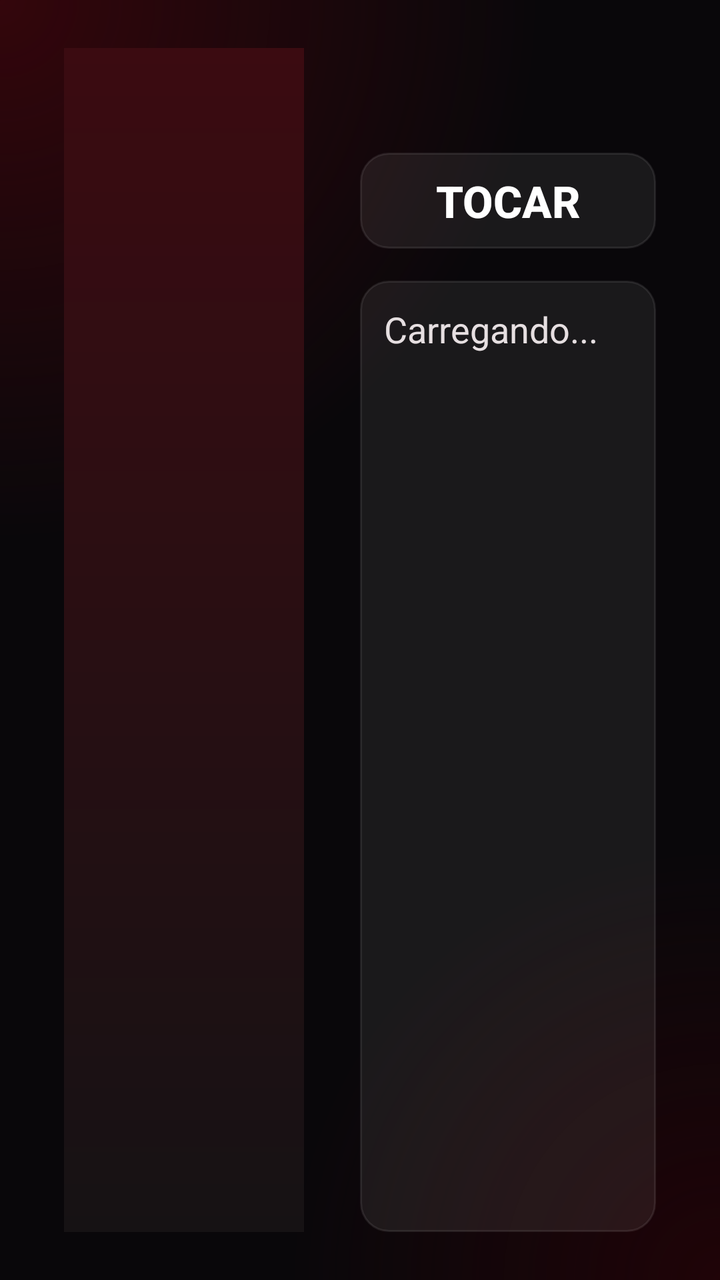
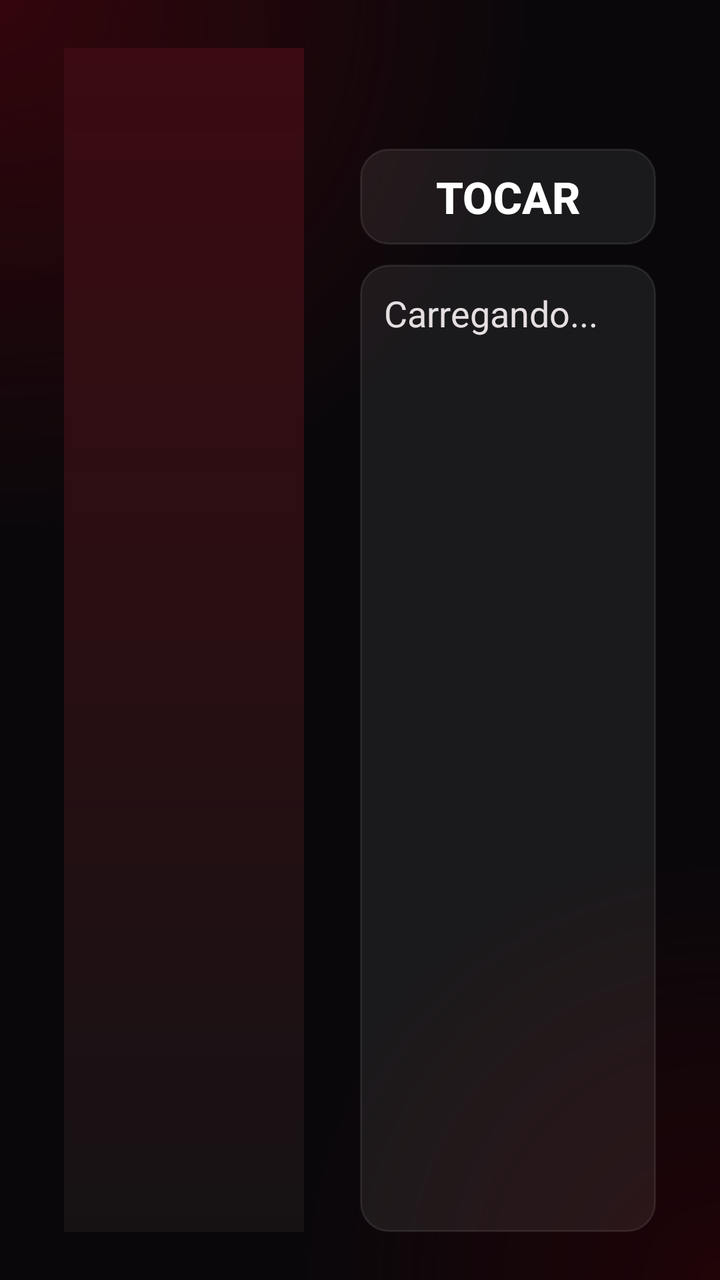

An Android layout rendered at two revisions. The XML below is the earlier revision; the diff shows what the commit changed to produce the second picture.
<!-- AndroidManifest.xml: application theme AppTheme -->
<!-- res/layout/activity_movie.xml -->
<?xml version="1.0" encoding="utf-8"?>
<LinearLayout xmlns:android="http://schemas.android.com/apk/res/android"
    android:layout_width="match_parent"
    android:layout_height="match_parent"
    android:background="@drawable/bg_gradient"
    android:orientation="horizontal"
    android:paddingStart="32dp"
    android:paddingTop="24dp"
    android:paddingEnd="32dp"
    android:paddingBottom="24dp">

    <ImageView
        android:id="@+id/iv_cover"
        android:layout_width="wrap_content"
        android:layout_height="match_parent"
        android:adjustViewBounds="true"
        android:background="@drawable/bg_poster"
        android:contentDescription="Capa"
        android:maxWidth="340dp"
        android:minWidth="120dp"
        android:scaleType="fitCenter" />

    <LinearLayout
        android:layout_width="0dp"
        android:layout_height="match_parent"
        android:layout_marginStart="28dp"
        android:layout_weight="1"
        android:orientation="vertical">

        <TextView
            android:id="@+id/tv_title"
            android:layout_width="match_parent"
            android:layout_height="wrap_content"
            android:ellipsize="end"
            android:maxLines="2"
            android:textColor="#FF2A3D"
            android:textSize="30sp"
            android:textStyle="bold" />

        <TextView
            android:id="@+id/tv_meta"
            android:layout_width="match_parent"
            android:layout_height="wrap_content"
            android:layout_marginTop="8dp"
            android:ellipsize="end"
            android:maxLines="2"
            android:textColor="#A99FA3"
            android:textSize="18sp"
            android:visibility="gone" />

        <Button
            android:id="@+id/btn_continue"
            android:layout_width="wrap_content"
            android:layout_height="wrap_content"
            android:layout_marginTop="16dp"
            android:background="@drawable/bg_button"
            android:focusable="true"
            android:minWidth="200dp"
            android:paddingStart="28dp"
            android:paddingEnd="28dp"
            android:text="Continuar de onde parei"
            android:textColor="#FFFFFF"
            android:textSize="22sp"
            android:textStyle="bold"
            android:visibility="gone" />

        <Button
            android:id="@+id/btn_play"
            android:layout_width="wrap_content"
            android:layout_height="wrap_content"
            android:layout_marginTop="12dp"
            android:background="@drawable/bg_button"
            android:focusable="true"
            android:minWidth="200dp"
            android:paddingStart="28dp"
            android:paddingEnd="28dp"
            android:text="Tocar"
            android:textColor="#FFFFFF"
            android:textSize="22sp"
            android:textStyle="bold" />

        <ScrollView
            android:id="@+id/sv_plot"
            android:layout_width="match_parent"
            android:layout_height="0dp"
            android:layout_marginTop="16dp"
            android:layout_weight="1"
            android:background="@drawable/bg_button"
            android:focusable="true"
            android:padding="12dp"
            android:scrollbars="none">

            <TextView
                android:id="@+id/tv_plot"
                android:layout_width="match_parent"
                android:layout_height="wrap_content"
                android:lineSpacingExtra="4dp"
                android:text="Carregando..."
                android:textColor="#E6DFE1"
                android:textSize="18sp" />
        </ScrollView>
    </LinearLayout>

</LinearLayout>
<!-- resources referenced by this layout -->
<resources>
  <!-- drawable bg_button: vector/xml drawable (drawable, 2109 chars, omitted) -->
  <!-- drawable bg_gradient (drawable) -->
  <?xml version="1.0" encoding="utf-8"?>
  <layer-list xmlns:android="http://schemas.android.com/apk/res/android">
      <item>
          <shape android:shape="rectangle">
              <solid android:color="#09070A" />
          </shape>
      </item>
      <item>
          <shape android:shape="rectangle">
              <gradient android:type="radial" android:centerX="0.0" android:centerY="0.0"
                  android:gradientRadius="75%p" android:startColor="#33050B" android:endColor="#0033050B" />
          </shape>
      </item>
      <item>
          <shape android:shape="rectangle">
              <gradient android:type="radial" android:centerX="1.0" android:centerY="1.0"
                  android:gradientRadius="60%p" android:startColor="#1F0307" android:endColor="#001F0307" />
          </shape>
      </item>
  </layer-list>
  <!-- drawable bg_poster (drawable) -->
  <?xml version="1.0" encoding="utf-8"?>
  <shape xmlns:android="http://schemas.android.com/apk/res/android" android:shape="rectangle">
      <gradient android:type="linear" android:angle="270" android:startColor="#3B0B11" android:endColor="#161214" />
  </shape>
  <style name="AppTheme" parent="android:Theme.Material.NoActionBar">
          <item name="android:windowBackground">#09070A</item>
      </style>
</resources>

<!-- the commit's change to res/layout/activity_movie.xml (unified diff, before → after) -->
@@ -4,10 +4,10 @@
     android:layout_height="match_parent"
     android:background="@drawable/bg_gradient"
     android:orientation="horizontal"
-    android:paddingStart="32dp"
-    android:paddingTop="24dp"
-    android:paddingEnd="32dp"
-    android:paddingBottom="24dp">
+    android:paddingStart="@dimen/screen_pad_h_lg"
+    android:paddingTop="@dimen/movie_pad_v"
+    android:paddingEnd="@dimen/screen_pad_h_lg"
+    android:paddingBottom="@dimen/movie_pad_v">
 
     <ImageView
         android:id="@+id/iv_cover"
@@ -16,14 +16,14 @@
         android:adjustViewBounds="true"
         android:background="@drawable/bg_poster"
         android:contentDescription="Capa"
-        android:maxWidth="340dp"
+        android:maxWidth="@dimen/movie_cover_max_w"
         android:minWidth="120dp"
         android:scaleType="fitCenter" />
 
     <LinearLayout
         android:layout_width="0dp"
         android:layout_height="match_parent"
-        android:layout_marginStart="28dp"
+        android:layout_marginStart="@dimen/movie_gap"
         android:layout_weight="1"
         android:orientation="vertical">
 
@@ -34,7 +34,7 @@
             android:ellipsize="end"
             android:maxLines="2"
             android:textColor="#FF2A3D"
-            android:textSize="30sp"
+            android:textSize="@dimen/title_text"
             android:textStyle="bold" />
 
         <TextView
@@ -45,22 +45,23 @@
             android:ellipsize="end"
             android:maxLines="2"
             android:textColor="#A99FA3"
-            android:textSize="18sp"
+            android:textSize="@dimen/movie_body_text"
             android:visibility="gone" />
 
         <Button
             android:id="@+id/btn_continue"
             android:layout_width="wrap_content"
             android:layout_height="wrap_content"
-            android:layout_marginTop="16dp"
+            android:layout_marginTop="@dimen/btn_mt"
             android:background="@drawable/bg_button"
             android:focusable="true"
+            android:minHeight="@dimen/btn_min_h"
             android:minWidth="200dp"
-            android:paddingStart="28dp"
-            android:paddingEnd="28dp"
+            android:paddingStart="@dimen/btn_pad_h"
+            android:paddingEnd="@dimen/btn_pad_h"
             android:text="Continuar de onde parei"
             android:textColor="#FFFFFF"
-            android:textSize="22sp"
+            android:textSize="@dimen/movie_btn_text"
             android:textStyle="bold"
             android:visibility="gone" />
 
@@ -68,22 +69,24 @@
             android:id="@+id/btn_play"
             android:layout_width="wrap_content"
             android:layout_height="wrap_content"
-            android:layout_marginTop="12dp"
+            android:layout_marginTop="@dimen/btn_mt"
             android:background="@drawable/bg_button"
             android:focusable="true"
+            android:minHeight="@dimen/btn_min_h"
             android:minWidth="200dp"
-            android:paddingStart="28dp"
-            android:paddingEnd="28dp"
+            android:paddingStart="@dimen/btn_pad_h"
+            android:paddingEnd="@dimen/btn_pad_h"
             android:text="Tocar"
             android:textColor="#FFFFFF"
-            android:textSize="22sp"
+            android:textSize="@dimen/movie_btn_text"
             android:textStyle="bold" />
 
         <ScrollView
             android:id="@+id/sv_plot"
             android:layout_width="match_parent"
             android:layout_height="0dp"
-            android:layout_marginTop="16dp"
+            android:layout_marginTop="@dimen/btn_mt"
+            android:minHeight="56dp"
             android:layout_weight="1"
             android:background="@drawable/bg_button"
             android:focusable="true"
@@ -97,7 +100,7 @@
                 android:lineSpacingExtra="4dp"
                 android:text="Carregando..."
                 android:textColor="#E6DFE1"
-                android:textSize="18sp" />
+                android:textSize="@dimen/movie_body_text" />
         </ScrollView>
     </LinearLayout>
 
<!-- resource entries referenced after the edit -->
@@ -1,5 +1,15 @@
 <!-- resources referenced by this layout -->
 <resources>
+  <dimen name="btn_min_h">38dp</dimen>
+  <dimen name="btn_mt">4dp</dimen>
+  <dimen name="btn_pad_h">16dp</dimen>
+  <dimen name="movie_body_text">14sp</dimen>
+  <dimen name="movie_btn_text">16sp</dimen>
+  <dimen name="movie_cover_max_w">220dp</dimen>
+  <dimen name="movie_gap">16dp</dimen>
+  <dimen name="movie_pad_v">8dp</dimen>
+  <dimen name="screen_pad_h_lg">16dp</dimen>
+  <dimen name="title_text">22sp</dimen>
   <!-- drawable bg_button: vector/xml drawable (drawable, 2109 chars, omitted) -->
   <!-- drawable bg_gradient (drawable) -->
   <?xml version="1.0" encoding="utf-8"?>
